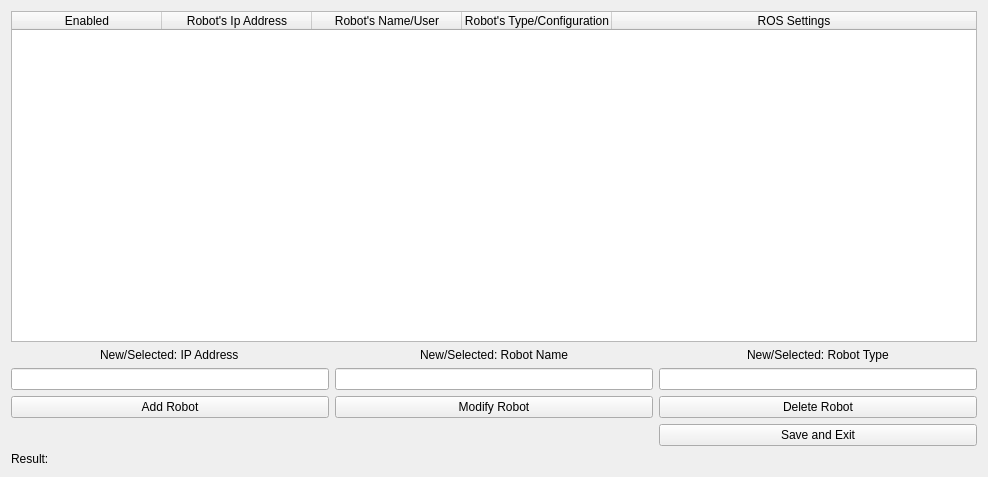
uf-reef-avl/multilauncher, file src/ui_files/Edit_Robot_Design.ui: the form before one commit.
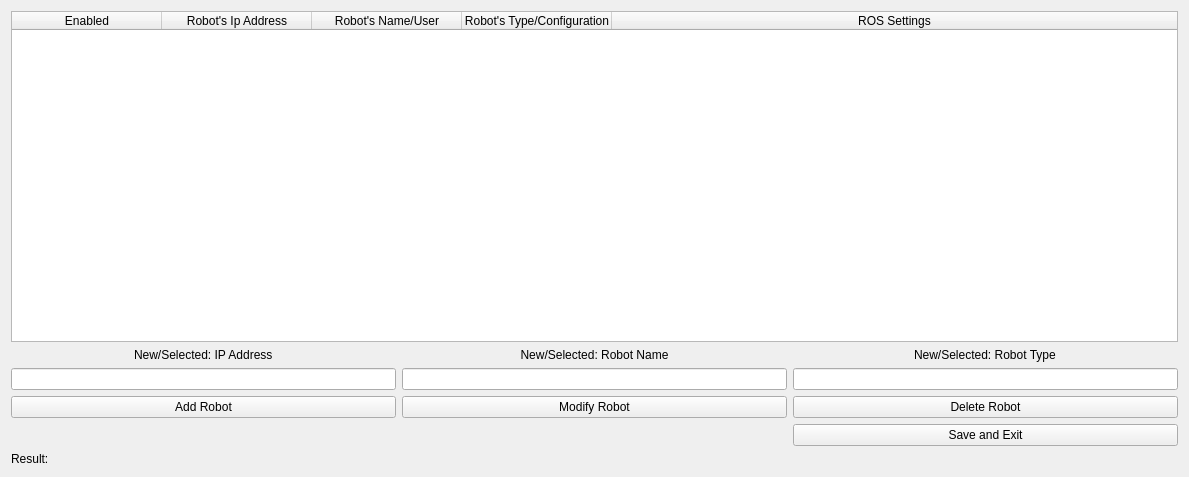
The form after the commit.

Diff of the .ui file:
```diff
--- a/src/ui_files/Edit_Robot_Design.ui
+++ b/src/ui_files/Edit_Robot_Design.ui
@@ -6,7 +6,7 @@
    <rect>
     <x>0</x>
     <y>0</y>
-    <width>988</width>
+    <width>1189</width>
     <height>477</height>
    </rect>
   </property>
```
Left out of the diff: 2 changed lines with no effect on the pictures.
